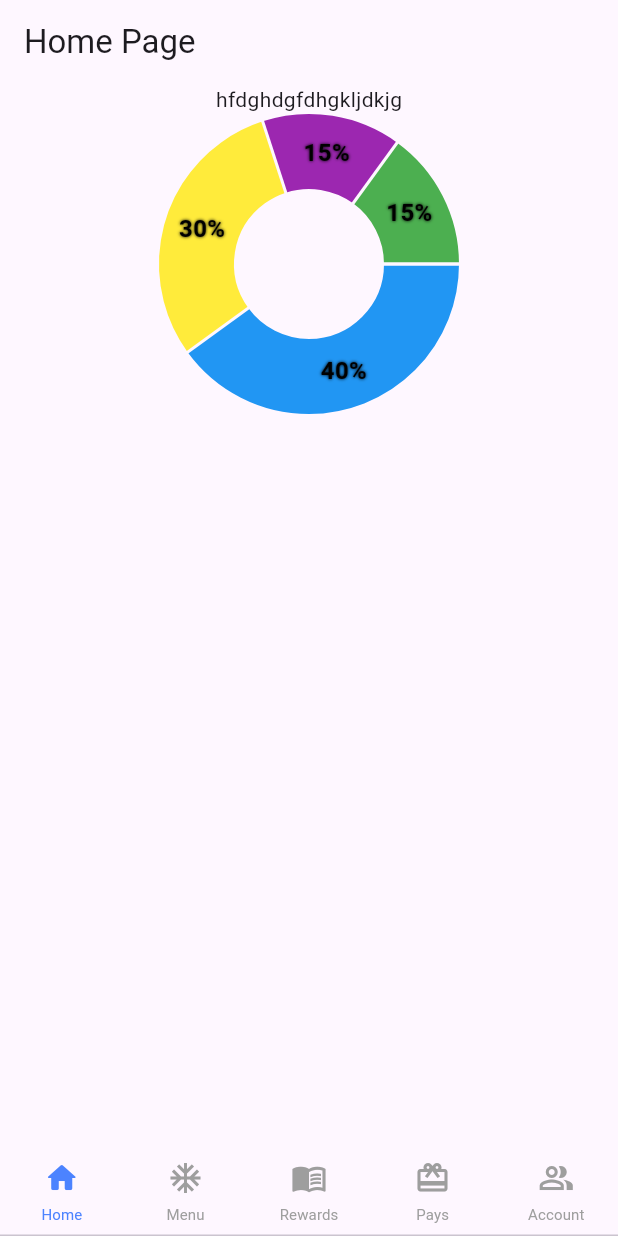
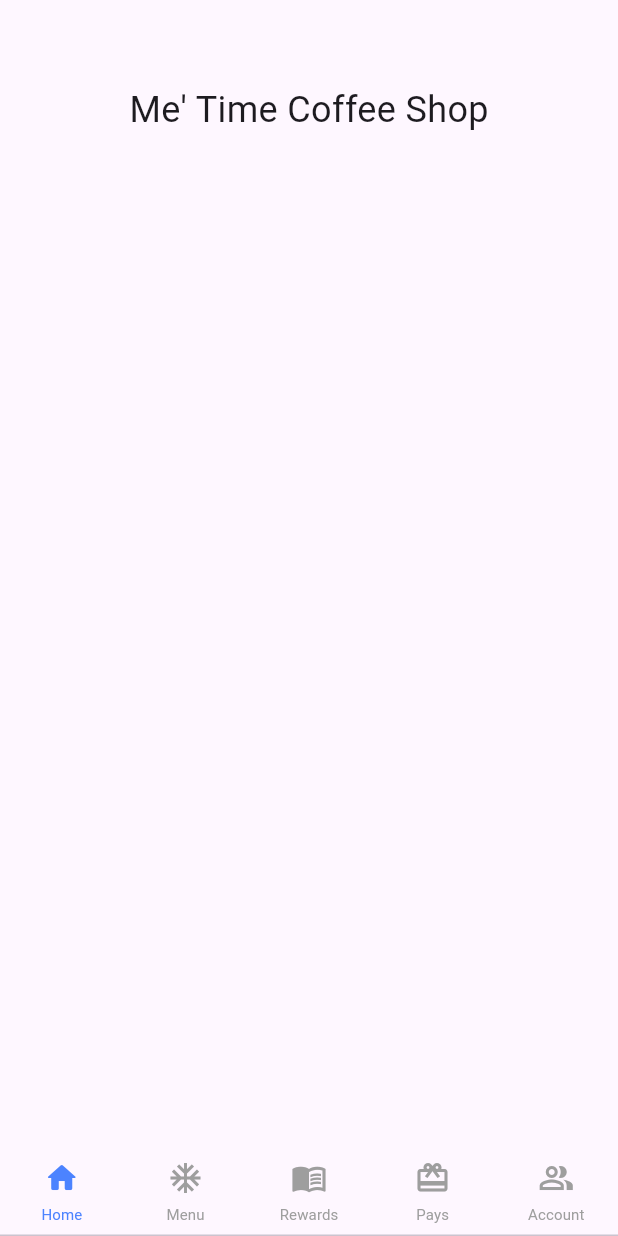
Before and after one commit to pandaling/coffee_app, a Flutter app: the screen it shows after launch, on a phone screen of 412 x 824 dp. Run offline on Flutter 3.47's test engine with Material 3 defaults, Android fonts, the phone set to English and light mode, and no system bars; drawn by our look-alikes of fl_chart.

Commit message:
update home page

```diff
--- a/lib/view/home_screen/view/home_view.dart
+++ b/lib/view/home_screen/view/home_view.dart
@@ -80,21 +80,24 @@ class _HomeViewState extends State<HomeView> {
   Widget build(BuildContext context) {
     return Scaffold(
       appBar: AppBar(
-        title: Text('Home Page'),
+        // title: Text('Home Page'),
         automaticallyImplyLeading: false,
       ),
       body: SingleChildScrollView(
         child: Column(
           children: [
-            Container(
-              child: Text('hfdghdgfdhgkljdkjg'),
+            Center(
+              child: Text(
+                "Me' Time Coffee Shop",
+                style: TextStyle(fontSize: 24.0),
+              ),
             ),
-            SizedBox(
-              height: 200.0,
-              child: PieChart(PieChartData(
-                sections: showingSections(),
-              )),
-            ),
+            // SizedBox(
+            //   height: 200.0,
+            //   child: PieChart(PieChartData(
+            //     sections: showingSections(),
+            //   )),
+            // ),
           ],
         ),
       ),
```
